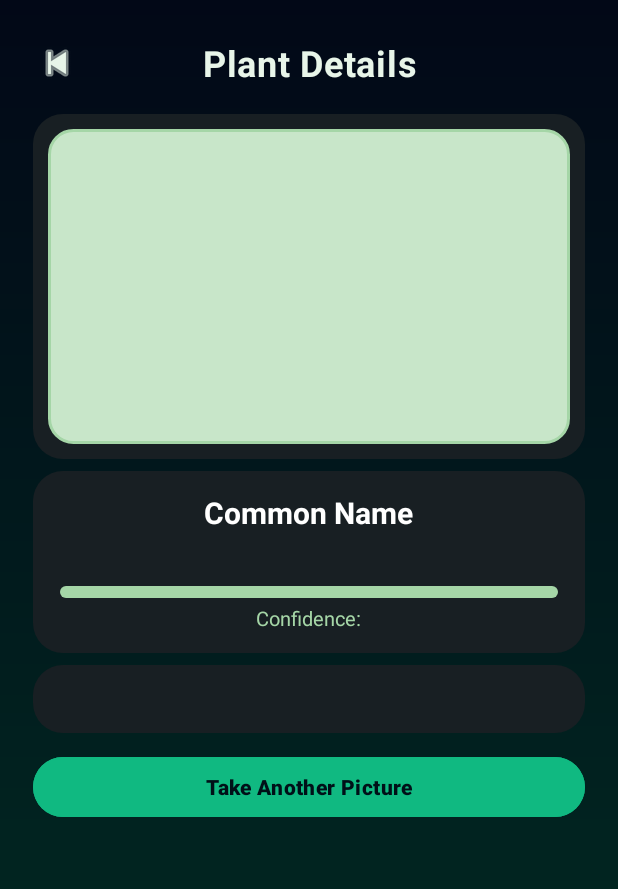
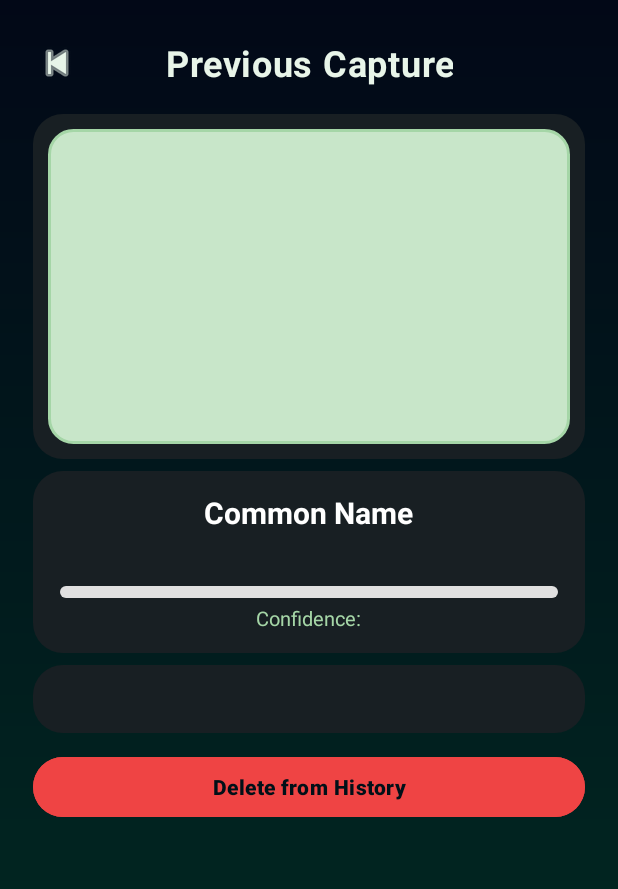
Before and after one commit to coenelec390-fall2025/plantapp, an Android app: the layout activity_history_description.xml on its own in the app's theme, with its tools: preview values and no code run, on a phone screen of 412 x 824 dp. Shown: the top 889 px of the screen. Run offline under Robolectric (Android 15) with nearby library versions, the phone set to English and light mode, and no system bars.

Commit message:
history description bugs

```diff
--- a/app/src/main/res/layout/activity_history_description.xml
+++ b/app/src/main/res/layout/activity_history_description.xml
@@ -49,7 +49,7 @@
                     android:id="@+id/PlantTitle"
                     android:layout_width="wrap_content"
                     android:layout_height="wrap_content"
-                    android:text="Plant Details"
+                    android:text="Previous Capture"
                     android:textColor="#E8F5E9"
                     android:textSize="24sp"
                     android:textStyle="bold"
@@ -128,7 +128,7 @@
                         android:layout_height="8dp"
                         android:max="100"
                         android:progress="0"
-                        android:progressDrawable="@drawable/green_progress_bg"
+                        android:progressDrawable="@drawable/progress_green"
                         android:layout_marginStart="6dp"
                         android:layout_marginEnd="6dp"
                         android:layout_marginTop="2dp"
@@ -167,24 +167,25 @@
                     android:lineSpacingExtra="4dp" />
             </LinearLayout>
 
-            <!-- Primary action -->
+            <!-- Delete button (only shown when allowDelete == true in code) -->
             <Button
-                android:id="@+id/TakeAnotherPictureButton"
+                android:id="@+id/DeleteFromHistoryButton"
                 android:layout_width="match_parent"
                 android:layout_height="wrap_content"
-                android:text="Take Another Picture"
+                android:text="Delete from History"
                 android:textAllCaps="false"
                 android:textColor="#001018"
                 android:textStyle="bold"
                 android:letterSpacing="0.02"
                 android:paddingTop="10dp"
                 android:paddingBottom="10dp"
-                android:backgroundTint="#10B981"
+                android:backgroundTint="#EF4444"
                 android:elevation="3dp"
                 android:layout_marginStart="6dp"
                 android:layout_marginEnd="6dp"
                 android:layout_marginTop="2dp"
                 android:layout_marginBottom="20dp" />
+
         </LinearLayout>
     </LinearLayout>
 </ScrollView>
```
Also changed, not shown: app/src/main/java/com/example/plantapp/HistoryDescriptionActivity.java (+89 -36 lines).
